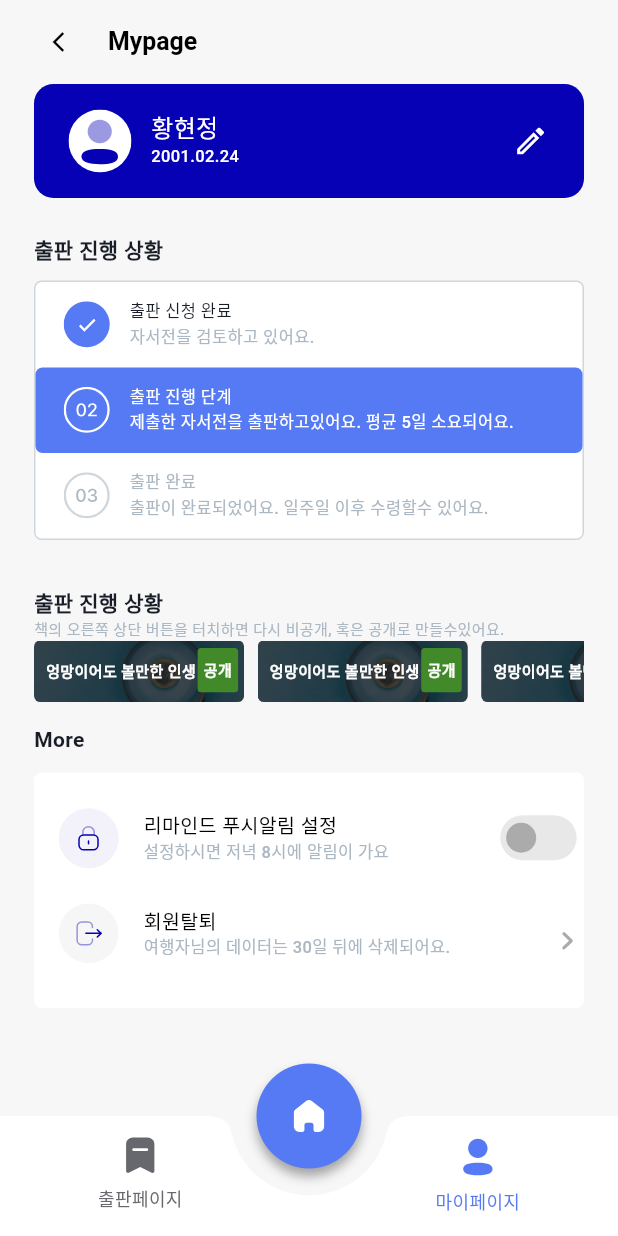
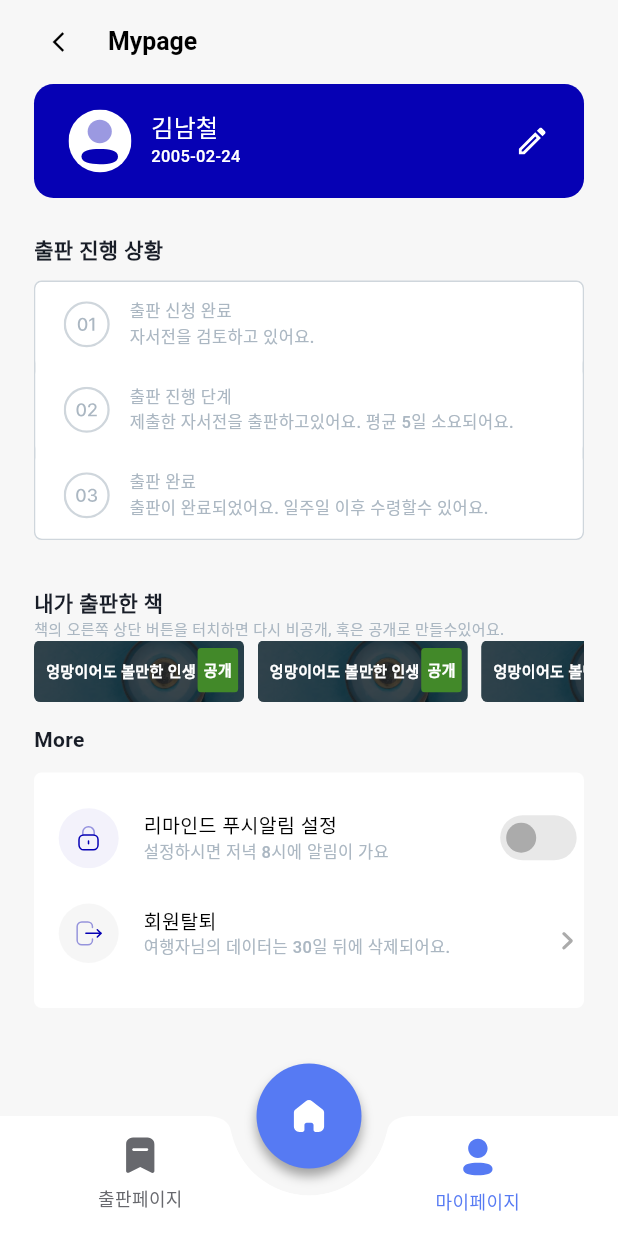
Before and after one commit to life-librarians/life-bookshelf-client, a Flutter app: the screen it shows after launch, after a tap on "출판페이지", after a tap on "마이페이지", on a phone screen of 412 x 824 dp. Run offline on Flutter 3.47's test engine with Material 3 defaults, Android fonts, the phone set to English and light mode, and no system bars; drawn by our look-alikes of flutter_switch; our stand-ins replace dotted_line, flutter_dotenv, flutter_native_splash, flutter_svg, get, shimmer; network calls fail; Roboto replaces fonts that are missing (Pretendard).

Commit message:
feat: 출판 진행상황 상태에 따라 구현

```diff
--- a/lib/bindings/root_binding.dart
+++ b/lib/bindings/root_binding.dart
@@ -26,5 +26,6 @@ class RootBinding extends Bindings {
     Get.put(MypageViewModel());
     Get.put(PublishViewModel());
     Get.put(ChattingViewModel());
+    Get.put(MypageViewModel());
   }
 }
--- /dev/null
+++ b/lib/models/mypage/mypage_model.dart
@@ -0,0 +1,108 @@
+import 'dart:convert';
+
+class MyPageUserModel {
+  final String name;
+  final String bornedAt;
+  final String gender;
+  final bool hasChildren;
+
+  MyPageUserModel({required this.name, required this.bornedAt, required this.gender, required this.hasChildren});
+
+  factory MyPageUserModel.fromJson(Map<String, dynamic> json) {
+    return MyPageUserModel(
+      name: json['name'],
+      bornedAt: json['bornedAt'],
+      gender: json['gender'],
+      hasChildren: json['hasChildren'],
+    );
+  }
+}
+
+class MyPagePublicationModel {
+  final int bookId;
+  final String title;
+  final String coverImageUrl;
+  final String visibleScope;
+  final int page;
+  final DateTime createdAt;
+  final double price;
+  final String titlePosition;
+  final String publishStatus;
+  final DateTime requestAt;
+  final DateTime willPublishedAt;
+
+  MyPagePublicationModel({
+    required this.bookId,
+    required this.title,
+    required this.coverImageUrl,
+    required this.visibleScope,
+    required this.page,
+    required this.createdAt,
+    required this.price,
+    required this.titlePosition,
+    required this.publishStatus,
+    required this.requestAt,
+    required this.willPublishedAt,
+  });
+
+  factory MyPagePublicationModel.fromJson(Map<String, dynamic> json) {
+    return MyPagePublicationModel(
+      bookId: json['bookId'],
+      title: json['title'],
+      coverImageUrl: json['coveImageUrl'],
+      visibleScope: json['visibleScope'],
+      page: json['page'],
+      createdAt: DateTime.parse(json['createdAt']),
+      price: json['price'],
+      titlePosition: json['titlePosition'],
+      publishStatus: json['publishStatus'],
+      requestAt: DateTime.parse(json['requestAt']),
+      willPublishedAt: DateTime.parse(json['willPublishedAt']),
+    );
+  }
+}
+
+class MyPagePublicationSummary {
+  final int publicationId;
+  final String title;
+
+  MyPagePublicationSummary({required this.publicationId, required this.title});
+
+  factory MyPagePublicationSummary.fromJson(Map<String, dynamic> json) {
+    if (json is! Map<String, dynamic>) {
+      throw FormatException('Data is not a Map<String, dynamic>');
+    }
+    return MyPagePublicationSummary(
+      publicationId: json['publicationId'] as int,
+      title: json['title'] as String,
+    );
+  }
+}
+
+class PublicationResponse {
+  final List<MyPagePublicationSummary> results;
+  final bool hasNextPage;
+
+  PublicationResponse({required this.results, required this.hasNextPage});
+
+  factory PublicationResponse.fromJson(dynamic json) {
+    if (json is! Map<String, dynamic>) {
+      throw FormatException('Expected json to be a Map<String, dynamic>');
+    }
+
+    var resultsList = json['results'] as List;
+    List<MyPagePublicationSummary> results = resultsList.map((item) {
+      if (item is Map<String, dynamic>) {
+        return MyPagePublicationSummary.fromJson(item);
+      } else {
+        throw FormatException('Expected item to be a Map<String, dynamic>, got ${item.runtimeType}');
+      }
+    }).toList();
+
+    return PublicationResponse(
+      results: results,
+      hasNextPage: json['hasNextPage'] as bool,
+    );
+  }
+
+}
--- /dev/null
+++ b/lib/services/mypage/mypage_service.dart
@@ -0,0 +1,64 @@
+import 'package:http/http.dart' as http;
+import 'dart:convert';
+
+import 'package:life_bookshelf/models/mypage/mypage_model.dart';
+
+
+class MyPageApiService {
+  // Base URL for the actual API
+  final String baseUrl = "https://yourapi.com/api/v1";
+
+  Future<MyPageUserModel> fetchUserProfile() async {
+    /*
+    final response = await http.get(Uri.parse('$baseUrl/members/me'));
+    if (response.statusCode == 200) {
+      return MyPageUserModel.fromJson(json.decode(response.body));
+    } else {
+      throw Exception('Failed to load user profile');
+    }
+    */
+
+    // Mock response for testing
+    var responseJson = json.encode({
+      "name": "김남철",
+      "bornedAt": "2005-02-24",
+      "gender": "male",
+      "hasChildren": false
+    });
+    await Future.delayed(Duration(seconds: 1)); // Simulating network delay
+    return MyPageUserModel.fromJson(json.decode(responseJson));
+  }
+  Future<PublicationResponse> fetchMyPublications(int page, int size) async {
+    // Uncomment the following lines to use actual API call
+    /*
+    final response = await http.get(Uri.parse('$baseUrl/publications/me?page=$page&size=$size'));
+    if (response.statusCode == 200) {
+      return PublicationResponse.fromJson(json.decode(response.body));
+    } else {
+      throw Exception('Failed to load publications list');
+    }
+    */
+
+    var responseJson = json.encode({
+      "results": [
+        {
+          "bookId": 2,
+          "publicationId": 2,
+          "title": "나의 두번째 출판 책",
+          "contentPreview": "This is the story of my early life...",
+          "coveImageUrl": "https://my_second_book",
+          "visibleScope": "PRIVATE",
+          "page": 104,
+          "createdAt": "2023-01-02T00:00:00Z"
+        },
+      ],
+      "currentPage": 1,
+      "totalElements": 1,
+      "totalPages": 1,
+      "hasNextPage": false,
+      "hasPreviousPage": false
+    });
+    await Future.delayed(Duration(seconds: 1)); // Simulating network delay
+    return PublicationResponse.fromJson(json.decode(responseJson));
+  }
+}
--- a/lib/viewModels/mypage/mypage_viewmodel.dart
+++ b/lib/viewModels/mypage/mypage_viewmodel.dart
@@ -1,11 +1,79 @@
 import 'package:get/get.dart';
+import 'package:life_bookshelf/models/mypage/mypage_model.dart';
+import 'package:life_bookshelf/services/mypage/mypage_service.dart';
 
 class MypageViewModel extends GetxController {
-  List<RxBool> switches = List.generate(6, (_) => false.obs); // Generates 5 observable booleans
+  List<RxBool> switches = List.generate(6, (_) => false.obs);
+
+  Rx<MyPageUserModel?> userModel = Rx<MyPageUserModel?>(null);
+  Rx<List<MyPagePublicationModel>> publications = Rx<List<MyPagePublicationModel>>([]);
+  Rx<int?> latestPublicationId = Rx<int?>(null);
+  RxBool isLoading = true.obs; // 로딩 상태 관리
+  RxString publishingStatus = 'rejected'.obs;
+
+  final MyPageApiService apiService = MyPageApiService();
 
   void toggleSwitch(int index, bool value) {
     if (index < switches.length) {
       switches[index].value = value;
+      print("Switch $index toggled to: ${switches[index].value}");
     }
   }
+
+  Future<void> loadUserProfile() async {
+    try {
+      final result = await apiService.fetchUserProfile();
+      userModel.value = result;
+      print("User profile loaded: ${userModel.value}");
+    } catch (e) {
+      print("Failed to load user profile: $e");
+    }
+  }
+
+  Future<void> loadPublications(int publicationId) async {
+    int currentPage = 1;
+    bool hasMore = true;
+    List<MyPagePublicationModel> allPublications = [];
+
+    try {
+      while (hasMore) {
+        final response = await apiService.fetchMyPublications(currentPage, 10);
+        allPublications.addAll(response.results.map((pub) => MyPagePublicationModel.fromJson(pub as Map<String, dynamic>)).toList());
+
+        hasMore = response.hasNextPage;
+        if (hasMore) currentPage++;
+      }
+
+      publications.value = allPublications;
+      print("All publications loaded: ${publications.value.length} items");
+    } catch (e) {
+      print("Failed to load publications: $e");
+    }
+  }
+
+  Future<void> fetchMostRecentPublication() async {
+    try {
+      final response = await apiService.fetchMyPublications(1, 1);
+      if (response.results.isNotEmpty) {
+        latestPublicationId.value = response.results.first.publicationId;
+        print("Most recent publication ID: ${latestPublicationId.value}");
+        await loadPublications(latestPublicationId.value!);
+      }
+    } catch (e) {
+      print("Failed to fetch most recent publication: $e");
+    }
+  }
+
+  Future<void> loadAllData() async {
+    isLoading.value = true;
+    await fetchMostRecentPublication();
+    await loadUserProfile();
+    isLoading.value = false;
+  }
+
+  @override
+  void onInit() {
+    super.onInit();
+    loadAllData(); // 모든 데이터를 로딩하는 메서드
+  }
 }
--- a/lib/views/mypage/components/publication_progress.dart
+++ b/lib/views/mypage/components/publication_progress.dart
@@ -3,6 +3,7 @@ import 'package:flutter_svg/svg.dart';
 import 'package:get/get.dart';
 import 'package:life_bookshelf/utilities/color_system.dart';
 import 'package:life_bookshelf/utilities/font_system.dart';
+import 'package:life_bookshelf/viewModels/mypage/mypage_viewmodel.dart';
 
 
 class PublicationProgress extends StatelessWidget {
@@ -46,31 +47,64 @@ class PublicationProgress extends StatelessWidget {
   }
 }
 
+
 class _pubAppSubmitted extends StatelessWidget {
   const _pubAppSubmitted({super.key});
 
   @override
   Widget build(BuildContext context) {
+    final MypageViewModel viewmodel = Get.find<MypageViewModel>();  // ViewModel 인스턴스를 가져옵니다.
+
+    // 상태에 따라 배경색, 텍스트 색상, SVG 파일을 결정합니다.
+    Color backgroundColor;
+    Color textColor1;
+    Color textColor2;
+    String svgAsset;
+
+    if (viewmodel.publishingStatus == 'requested') {
+      backgroundColor = ColorSystem.mainBlue;
+      textColor1 = ColorSystem.white;
+      textColor2 = ColorSystem.white;
+      svgAsset = 'assets/icons/mypage/01_w.svg';
+    } else if (viewmodel.publishingStatus == 'request_confirmed' || viewmodel.publishingStatus == 'in_publishing' || viewmodel.publishingStatus == 'published') {
+      backgroundColor = Colors.white; // 배경색 하얀색 유지
+      textColor1 = ColorSystem.mypage.fontBlack;
+      textColor2 = ColorSystem.mypage.fontGray;
+      svgAsset = 'assets/icons/mypage/check.svg'; // 체크 이미지 사용
+    } else {
+      backgroundColor = Colors.white;
+      textColor1 = ColorSystem.mypage.fontGray;
+      textColor2 = ColorSystem.mypage.fontGray;
+      svgAsset = 'assets/icons/mypage/01.svg';
+    }
+
     return Container(
+      decoration: BoxDecoration(
+        borderRadius: BorderRadius.circular(4.7),
+        color: backgroundColor,
+      ),
+      child: Container(
+
+        height: 57,
         margin: const EdgeInsets.only(left: 18.8),
-      height: 57,
         child: Row(
-        children:[
+          children: [
             SvgPicture.asset(
-            'assets/icons/mypage/check.svg',
+              svgAsset,
               width: 31.33,
               height: 31.33,
             ),
-          SizedBox(width: 12.53),
+            const SizedBox(width: 12.53),
             Column(
               crossAxisAlignment: CrossAxisAlignment.start,
               mainAxisAlignment: MainAxisAlignment.center,
               children: [
-              Text("출판 신청 완료", style: FontSystem.KR11M.copyWith(color: ColorSystem.mypage.fontBlack)),
-              Text("자서전을 검토하고 있어요.", style: FontSystem.KR11M.copyWith(color: ColorSystem.mypage.fontGray)),
+                Text("출판 신청 완료", style: FontSystem.KR11M.copyWith(color: textColor1)),
+                Text("자서전을 검토하고 있어요.", style: FontSystem.KR11M.copyWith(color: textColor2)),
               ],
             )
-        ]
+          ],
+        ),
       ),
     );
   }
@@ -81,31 +115,60 @@ class _PubInProgress extends StatelessWidget {
 
   @override
   Widget build(BuildContext context) {
+    final MypageViewModel viewmodel = Get.find<MypageViewModel>();  // ViewModel 인스턴스를 가져옵니다.
+
+    // 조건에 따라 스타일을 선택합니다.
+    // final backgroundColor = viewmodel.publishingStatus == 'requested' ? Colors.white : ColorSystem.mainBlue;
+    // final textColor = viewmodel.publishingStatus == 'requested' ? ColorSystem.mypage.fontGray : ColorSystem.white;
+    // final svgAsset = viewmodel.publishingStatus == 'requested' ? 'assets/icons/mypage/02.svg' : 'assets/icons/mypage/02_w.svg';
+    Color backgroundColor;
+    Color textColor1;
+    Color textColor2;
+    String svgAsset;
+
+    if (viewmodel.publishingStatus == 'requested' || viewmodel.publishingStatus == 'rejected') {
+      backgroundColor = ColorSystem.white;
+      textColor1 = ColorSystem.mypage.fontGray;
+      textColor2 = ColorSystem.mypage.fontGray;
+      svgAsset = 'assets/icons/mypage/02.svg';
+    } else if (viewmodel.publishingStatus == 'request_confirmed' ){
+    backgroundColor = ColorSystem.mainBlue;
+      textColor1 = ColorSystem.white;
+      textColor2 = ColorSystem.white;
+      svgAsset = 'assets/icons/mypage/02_w.svg'; // 체크 이미지 사용
+    } else {
+      backgroundColor = Colors.white;
+      textColor1 = ColorSystem.mypage.fontBlack;
+      textColor2 = ColorSystem.mypage.fontGray;
+      svgAsset = 'assets/icons/mypage/check.svg';
+    }
+
+
     return Container(
       decoration: BoxDecoration(
         borderRadius: BorderRadius.circular(4.7),
-        color: ColorSystem.mainBlue,
+        color: backgroundColor,
       ),
+      child: Container(
         height: 57,
-      child: Container(
         margin: const EdgeInsets.only(left: 18.8),
         child: Row(
-            children:[
+          children: [
             SvgPicture.asset(
-                'assets/icons/mypage/02_w.svg',
+              svgAsset,
               width: 31.33,
               height: 31.33,
             ),
-              SizedBox(width: 12.53),
+            const SizedBox(width: 12.53),
             Column(
               crossAxisAlignment: CrossAxisAlignment.start,
               mainAxisAlignment: MainAxisAlignment.center,
               children: [
-                  Text("출판 진행 단계", style: FontSystem.KR11M.copyWith(color: ColorSystem.white)),
-                  Text("제출한 자서전을 출판하고있어요. 평균 5일 소요되어요.", style: FontSystem.KR11M.copyWith(color: ColorSystem.white)),
+                Text("출판 진행 단계", style: FontSystem.KR11M.copyWith(color: textColor1)),
+                Text("제출한 자서전을 출판하고있어요. 평균 5일 소요되어요.", style: FontSystem.KR11M.copyWith(color: textColor2)),
               ],
             )
-            ]
+          ],
         ),
       ),
     );
@@ -115,28 +178,59 @@ class _PubInProgress extends StatelessWidget {
 class _PubCompleted extends StatelessWidget {
   const _PubCompleted({super.key});
 
+
   @override
   Widget build(BuildContext context) {
+
+    final viewmodel = Get.find<MypageViewModel>();
+    Color backgroundColor;
+    Color textColor1;
+    Color textColor2;
+    String svgAsset;
+
+    if (viewmodel.publishingStatus == 'requested' || viewmodel.publishingStatus == 'request_confirmed' || viewmodel.publishingStatus == 'rejected')  {
+      backgroundColor = ColorSystem.white;
+      textColor1 = ColorSystem.mypage.fontGray;
+      textColor2 = ColorSystem.mypage.fontGray;
+      svgAsset = 'assets/icons/mypage/03.svg';
+    } else if (viewmodel.publishingStatus == 'in_publishing' ){
+      backgroundColor = ColorSystem.mainBlue; // 배경색 하얀색 유지
+      textColor1 = ColorSystem.white;
+      textColor2 = ColorSystem.white;
+      svgAsset = 'assets/icons/mypage/03_w.svg'; // 체크 이미지 사용
+    } else {
+      backgroundColor = Colors.white;
+      textColor1 = ColorSystem.mypage.fontBlack;
+      textColor2 = ColorSystem.mypage.fontGray;
+      svgAsset = 'assets/icons/mypage/check.svg';
+    }
+
     return Container(
-      margin: const EdgeInsets.only(left: 18.8 ),
+      decoration: BoxDecoration(
+        borderRadius: BorderRadius.circular(4.7),
+        color: backgroundColor,
+      ),
+      child: Container(
         height: 57,
+        margin: const EdgeInsets.only(left: 18.8),
         child: Row(
-          children:[
+          children: [
             SvgPicture.asset(
-              'assets/icons/mypage/03.svg',
+              svgAsset,
               width: 31.33,
               height: 31.33,
             ),
-            SizedBox(width: 12.53),
+            const SizedBox(width: 12.53),
             Column(
               crossAxisAlignment: CrossAxisAlignment.start,
               mainAxisAlignment: MainAxisAlignment.center,
               children: [
-                Text("출판 완료", style: FontSystem.KR11M.copyWith(color: ColorSystem.mypage.fontGray)),
-                Text("출판이 완료되었어요. 일주일 이후 수령할수 있어요.", style: FontSystem.KR11M.copyWith(color: ColorSystem.mypage.fontGray)),
+                Text("출판 완료", style: FontSystem.KR11M.copyWith(color: textColor1)),
+                Text("출판이 완료되었어요. 일주일 이후 수령할수 있어요.", style: FontSystem.KR11M.copyWith(color: textColor2)),
               ],
             )
-          ]
+          ],
+        ),
       ),
     );
   }
--- a/lib/views/mypage/mypage_screen.dart
+++ b/lib/views/mypage/mypage_screen.dart
@@ -32,6 +32,11 @@ class MypageScreen extends BaseScreen<MypageViewModel> {
 
   @override
   Widget buildBody(BuildContext context) {
+    final viewmodel = Get.find<MypageViewModel>();
+    return Obx(() {
+      if (viewmodel.isLoading.isTrue) {
+        return Center(child: CircularProgressIndicator());
+      } else {
         return Container(
           alignment: Alignment.center,
           child: Column(
@@ -44,6 +49,8 @@ class MypageScreen extends BaseScreen<MypageViewModel> {
           ),
         );
       }
+    });
+  }
 }
 
 class _Profile extends StatelessWidget {
@@ -51,6 +58,7 @@ class _Profile extends StatelessWidget {
 
   @override
   Widget build(BuildContext context) {
+    final viewmodel = Get.find<MypageViewModel>();
     return Container(
       decoration: BoxDecoration(
         color: ColorSystem.deepBlue,
@@ -73,11 +81,11 @@ class _Profile extends StatelessWidget {
               crossAxisAlignment: CrossAxisAlignment.start,
               children: [
                 Text(
-                  '황현정',
+                  viewmodel.userModel.value?.name ?? '황현정',
                   style: FontSystem.KR16M.copyWith(color: Colors.white),
                 ),
                 Text(
-                  '2001.02.24',
+                  viewmodel.userModel.value?.bornedAt ?? '2001-02-24',
                   style: FontSystem.KR11M.copyWith(color: ColorSystem.white),
                 ),
               ],
@@ -102,7 +110,7 @@ class _BooksPublished extends StatelessWidget {
       child: Column(
         crossAxisAlignment: CrossAxisAlignment.start,
         children:[
-          Text("출판 진행 상황", style: FontSystem.KR14B.copyWith(color: ColorSystem.mypage.fontBlack)),
+          Text("내가 출판한 책", style: FontSystem.KR14B.copyWith(color: ColorSystem.mypage.fontBlack)),
           Text("책의 오른쪽 상단 버튼을 터치하면 다시 비공개, 혹은 공개로 만들수있어요.",
             style: FontSystem.KR10M.copyWith(color: ColorSystem.mypage.fontGray),
           ),
```
Lines whose indentation alone changed are shown as unchanged.
